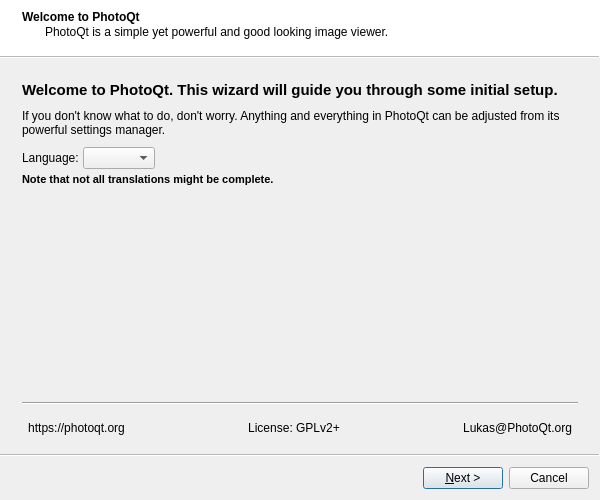
The window that cplusplus/header/pqc_wizard.ui (luspi/photoqt) describes before a commit, drawn with Qt 5.
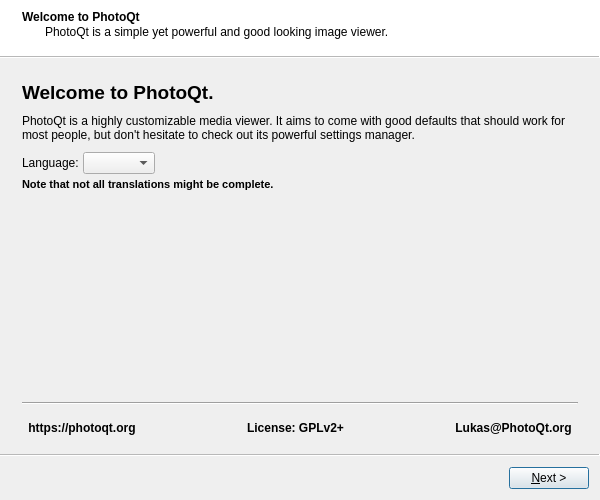
The same window after the commit.

Commit message: [PQCExtensionsHandler/PQCWizard] minor tweaks, have wizard only show one page

```diff
--- a/cplusplus/header/pqc_wizard.ui
+++ b/cplusplus/header/pqc_wizard.ui
@@ -17,7 +17,7 @@
    <enum>QWizard::WizardStyle::ModernStyle</enum>
   </property>
   <property name="options">
-   <set>QWizard::WizardOption::NoBackButtonOnStartPage</set>
+   <set>QWizard::WizardOption::NoBackButtonOnStartPage|QWizard::WizardOption::NoCancelButton</set>
   </property>
   <widget class="QWizardPage" name="page1_welcome">
    <property name="title">
@@ -52,12 +52,12 @@
        <widget class="QLabel" name="label">
         <property name="font">
          <font>
-          <pointsize>11</pointsize>
+          <pointsize>14</pointsize>
           <bold>true</bold>
          </font>
         </property>
         <property name="text">
-         <string comment="wizard">Welcome to PhotoQt. This wizard will guide you through some initial setup.</string>
+         <string comment="wizard">Welcome to PhotoQt.</string>
         </property>
         <property name="wordWrap">
          <bool>true</bool>
@@ -67,7 +67,7 @@
       <item>
        <widget class="QLabel" name="label_2">
         <property name="text">
-         <string comment="wizard">If you don't know what to do, don't worry. Anything and everything in PhotoQt can be adjusted from its powerful settings manager.</string>
+         <string comment="wizard">PhotoQt is a highly customizable media viewer. It aims to come with good defaults that should work for most people, but don't hesitate to check out its powerful settings manager.</string>
         </property>
         <property name="wordWrap">
          <bool>true</bool>
@@ -160,7 +160,7 @@
           <property name="font">
            <font>
             <pointsize>9</pointsize>
-            <bold>false</bold>
+            <bold>true</bold>
            </font>
           </property>
           <property name="styleSheet">
@@ -204,7 +204,7 @@
           <property name="font">
            <font>
             <pointsize>9</pointsize>
-            <bold>false</bold>
+            <bold>true</bold>
            </font>
           </property>
           <property name="styleSheet">
@@ -242,7 +242,7 @@
           <property name="font">
            <font>
             <pointsize>9</pointsize>
-            <bold>false</bold>
+            <bold>true</bold>
            </font>
           </property>
           <property name="styleSheet">
```
Left out of the diff: 77 changed lines with no effect on the pictures. The commit also changes 4 other files.
